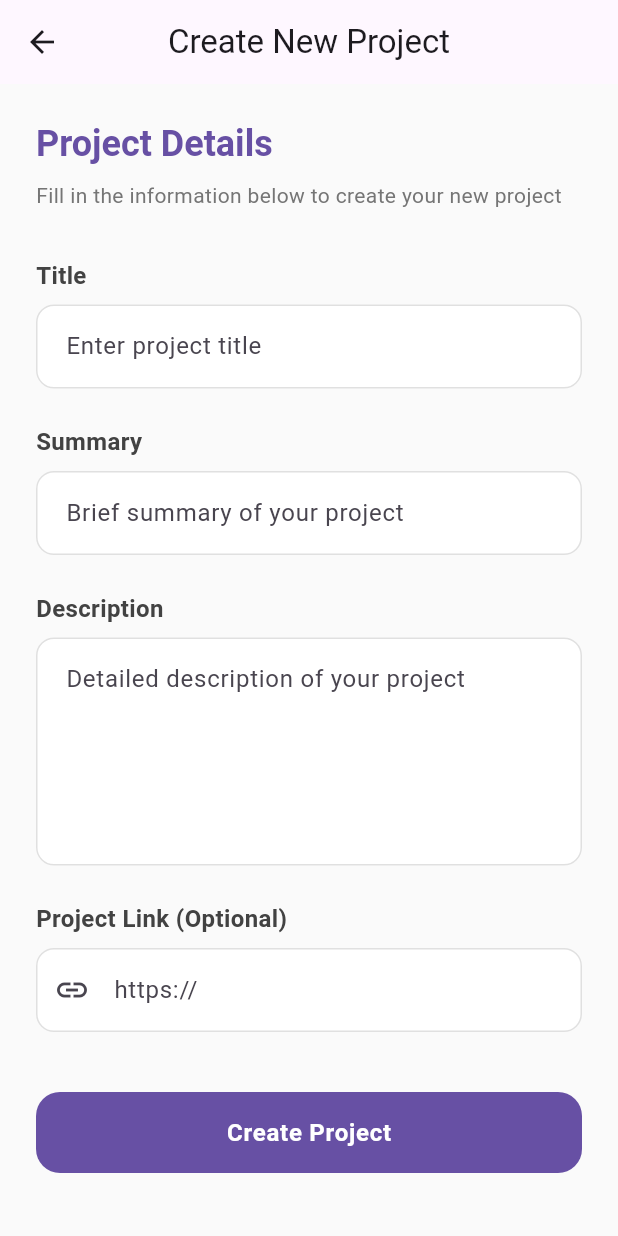
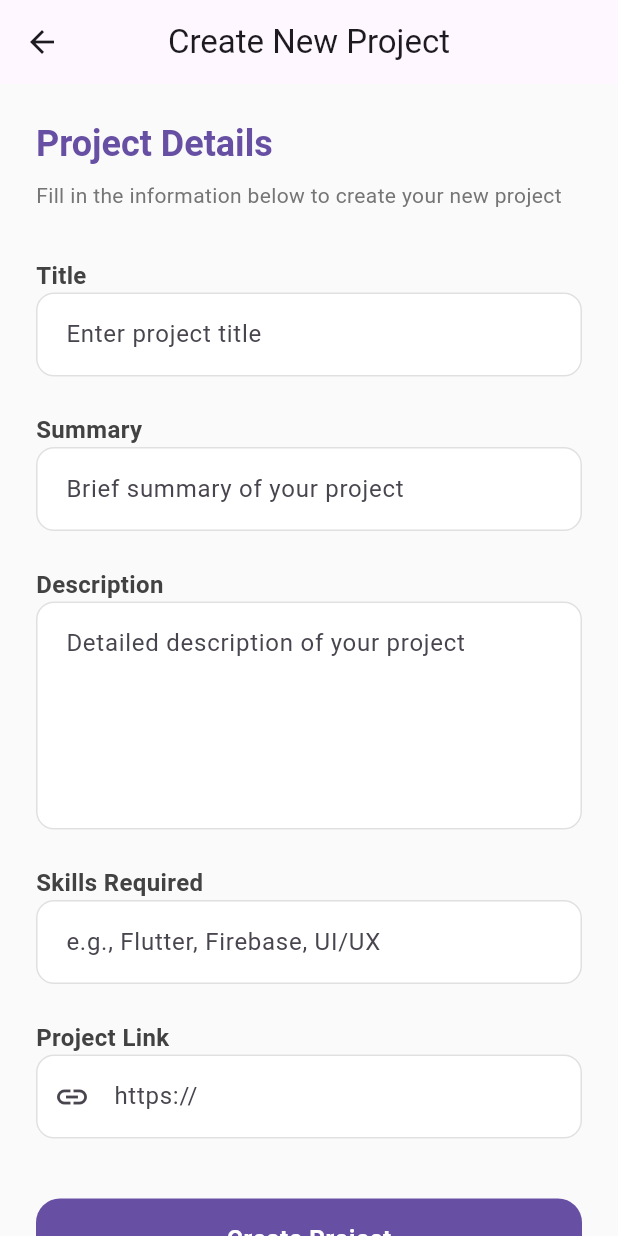
Before and after one commit to DaveSaah/collabhub, a Flutter app: the AddProjectScreen screen opened directly, on a phone screen of 412 x 824 dp. Run offline on Flutter 3.47's test engine with Material 3 defaults, Android fonts, the light colour scheme and no system bars; our stand-ins replace cloud_firestore, firebase_auth, firebase_core; accounts and stored records are empty.

Commit message:
add skills required text field

```diff
--- a/lib/features/projects/add_project_screen.dart
+++ b/lib/features/projects/add_project_screen.dart
@@ -15,6 +15,7 @@ class _AddProjectScreenState extends State<AddProjectScreen> {
   final _summaryController = TextEditingController();
   final _descriptionController = TextEditingController();
   final _linkController = TextEditingController();
+  final _skillsController = TextEditingController();
 
   bool _isSubmitting = false;
   final _projectService = ProjectService();
@@ -25,6 +26,7 @@ class _AddProjectScreenState extends State<AddProjectScreen> {
     _summaryController.dispose();
     _descriptionController.dispose();
     _linkController.dispose();
+    _skillsController.dispose();
     super.dispose();
   }
 
@@ -77,7 +79,7 @@ class _AddProjectScreenState extends State<AddProjectScreen> {
                   width: double.infinity,
                   child: ElevatedButton(
                     onPressed: () {
-                      Navigator.pop(context); // Close the dialog
+                      Navigator.pop(context);
                       Navigator.pushReplacement(
                         context,
                         MaterialPageRoute(
@@ -136,26 +138,25 @@ class _AddProjectScreenState extends State<AddProjectScreen> {
       });
 
       try {
-        // Store project in Firestore
         await _projectService.createProject(
           title: _titleController.text,
           summary: _summaryController.text,
           description: _descriptionController.text,
-          link: _linkController.text.isEmpty ? null : _linkController.text,
+          link: _linkController.text,
+          // Add this when backend supports it:
+          // skills: _skillsController.text,
         );
 
         setState(() {
           _isSubmitting = false;
         });
 
-        // Show success dialog
         _showSuccessDialog();
       } catch (error) {
         setState(() {
           _isSubmitting = false;
         });
 
-        // Show error dialog
         _showErrorDialog('Failed to create project: ${error.toString()}');
       }
     }
@@ -183,7 +184,6 @@ class _AddProjectScreenState extends State<AddProjectScreen> {
               child: Column(
                 crossAxisAlignment: CrossAxisAlignment.start,
                 children: [
-                  // Header
                   Text(
                     'Project Details',
                     style: Theme.of(context).textTheme.headlineSmall?.copyWith(
@@ -198,149 +198,45 @@ class _AddProjectScreenState extends State<AddProjectScreen> {
                   ),
                   const SizedBox(height: 32),
 
-                  // Title Field
-                  Text(
-                    'Title',
-                    style: TextStyle(
-                      fontWeight: FontWeight.w600,
-                      fontSize: 16,
-                      color: Colors.grey[800],
-                    ),
-                  ),
-                  const SizedBox(height: 8),
-                  TextFormField(
+                  // Title
+                  _buildLabel('Title'),
+                  _buildTextField(
                     controller: _titleController,
-                    decoration: InputDecoration(
-                      hintText: 'Enter project title',
-                      filled: true,
-                      fillColor: Colors.white,
-                      border: OutlineInputBorder(
-                        borderRadius: BorderRadius.circular(12),
-                        borderSide: BorderSide(color: Colors.grey.shade300),
-                      ),
-                      enabledBorder: OutlineInputBorder(
-                        borderRadius: BorderRadius.circular(12),
-                        borderSide: BorderSide(color: Colors.grey.shade300),
-                      ),
-                      focusedBorder: OutlineInputBorder(
-                        borderRadius: BorderRadius.circular(12),
-                        borderSide: BorderSide(
-                          color: Theme.of(context).colorScheme.primary,
-                          width: 2,
-                        ),
-                      ),
-                      contentPadding: const EdgeInsets.symmetric(
-                        horizontal: 16,
-                        vertical: 16,
-                      ),
-                    ),
-                    validator: (value) {
-                      if (value == null || value.isEmpty) {
-                        return 'Please enter a project title';
-                      }
-                      return null;
-                    },
+                    hint: 'Enter project title',
+                    validatorMsg: 'Please enter a project title',
                   ),
                   const SizedBox(height: 24),
 
-                  // Summary Field
-                  Text(
-                    'Summary',
-                    style: TextStyle(
-                      fontWeight: FontWeight.w600,
-                      fontSize: 16,
-                      color: Colors.grey[800],
-                    ),
-                  ),
-                  const SizedBox(height: 8),
-                  TextFormField(
+                  // Summary
+                  _buildLabel('Summary'),
+                  _buildTextField(
                     controller: _summaryController,
-                    decoration: InputDecoration(
-                      hintText: 'Brief summary of your project',
-                      filled: true,
-                      fillColor: Colors.white,
-                      border: OutlineInputBorder(
-                        borderRadius: BorderRadius.circular(12),
-                        borderSide: BorderSide(color: Colors.grey.shade300),
-                      ),
-                      enabledBorder: OutlineInputBorder(
-                        borderRadius: BorderRadius.circular(12),
-                        borderSide: BorderSide(color: Colors.grey.shade300),
-                      ),
-                      focusedBorder: OutlineInputBorder(
-                        borderRadius: BorderRadius.circular(12),
-                        borderSide: BorderSide(
-                          color: Theme.of(context).colorScheme.primary,
-                          width: 2,
-                        ),
-                      ),
-                      contentPadding: const EdgeInsets.symmetric(
-                        horizontal: 16,
-                        vertical: 16,
-                      ),
-                    ),
-                    validator: (value) {
-                      if (value == null || value.isEmpty) {
-                        return 'Please enter a project summary';
-                      }
-                      return null;
-                    },
+                    hint: 'Brief summary of your project',
+                    validatorMsg: 'Please enter a project summary',
                   ),
                   const SizedBox(height: 24),
 
-                  // Description Field
-                  Text(
-                    'Description',
-                    style: TextStyle(
-                      fontWeight: FontWeight.w600,
-                      fontSize: 16,
-                      color: Colors.grey[800],
-                    ),
-                  ),
-                  const SizedBox(height: 8),
-                  TextFormField(
+                  // Description
+                  _buildLabel('Description'),
+                  _buildTextField(
                     controller: _descriptionController,
+                    hint: 'Detailed description of your project',
+                    validatorMsg: 'Please enter a project description',
                     maxLines: 5,
-                    decoration: InputDecoration(
-                      hintText: 'Detailed description of your project',
-                      filled: true,
-                      fillColor: Colors.white,
-                      border: OutlineInputBorder(
-                        borderRadius: BorderRadius.circular(12),
-                        borderSide: BorderSide(color: Colors.grey.shade300),
-                      ),
-                      enabledBorder: OutlineInputBorder(
-                        borderRadius: BorderRadius.circular(12),
-                        borderSide: BorderSide(color: Colors.grey.shade300),
-                      ),
-                      focusedBorder: OutlineInputBorder(
-                        borderRadius: BorderRadius.circular(12),
-                        borderSide: BorderSide(
-                          color: Theme.of(context).colorScheme.primary,
-                          width: 2,
-                        ),
-                      ),
-                      contentPadding: const EdgeInsets.all(16),
-                    ),
-                    validator: (value) {
-                      if (value == null || value.isEmpty) {
-                        return 'Please enter a project description';
-                      }
-                      return null;
-                    },
                   ),
                   const SizedBox(height: 24),
 
-                  // Link Field
-                  Text(
-                    'Project Link (Optional)',
-                    style: TextStyle(
-                      fontWeight: FontWeight.w600,
-                      fontSize: 16,
-                      color: Colors.grey[800],
+                  // Skills Required
+                  _buildLabel('Skills Required'),
+                  _buildTextField(
+                    controller: _skillsController,
+                    hint: 'e.g., Flutter, Firebase, UI/UX',
+                    validatorMsg: 'Please enter required skills',
                   ),
-                  ),
-                  const SizedBox(height: 8),
+                  const SizedBox(height: 24),
+
+                  // Project Link
+                  _buildLabel('Project Link'),
                   TextFormField(
                     controller: _linkController,
                     decoration: InputDecoration(
@@ -369,6 +265,12 @@ class _AddProjectScreenState extends State<AddProjectScreen> {
                       ),
                     ),
                     keyboardType: TextInputType.url,
+                    validator: (value) {
+                      if (value == null || value.isEmpty) {
+                        return 'Please enter a project link';
+                      }
+                      return null;
+                    },
                   ),
                   const SizedBox(height: 40),
 
@@ -387,8 +289,7 @@ class _AddProjectScreenState extends State<AddProjectScreen> {
                         ),
                         padding: const EdgeInsets.symmetric(vertical: 14),
                       ),
-                      child:
-                          _isSubmitting
+                      child: _isSubmitting
                           ? const SizedBox(
                               width: 24,
                               height: 24,
@@ -415,4 +316,54 @@ class _AddProjectScreenState extends State<AddProjectScreen> {
       ),
     );
   }
+
+  Widget _buildLabel(String text) {
+    return Text(
+      text,
+      style: TextStyle(
+        fontWeight: FontWeight.w600,
+        fontSize: 16,
+        color: Colors.grey[800],
+      ),
+    );
   }
+
+  Widget _buildTextField({
+    required TextEditingController controller,
+    required String hint,
+    required String validatorMsg,
+    int maxLines = 1,
+  }) {
+    return TextFormField(
+      controller: controller,
+      maxLines: maxLines,
+      decoration: InputDecoration(
+        hintText: hint,
+        filled: true,
+        fillColor: Colors.white,
+        border: OutlineInputBorder(
+          borderRadius: BorderRadius.circular(12),
+          borderSide: BorderSide(color: Colors.grey.shade300),
+        ),
+        enabledBorder: OutlineInputBorder(
+          borderRadius: BorderRadius.circular(12),
+          borderSide: BorderSide(color: Colors.grey.shade300),
+        ),
+        focusedBorder: OutlineInputBorder(
+          borderRadius: BorderRadius.circular(12),
+          borderSide: BorderSide(
+            color: Theme.of(context).colorScheme.primary,
+            width: 2,
+          ),
+        ),
+        contentPadding: const EdgeInsets.symmetric(horizontal: 16, vertical: 16),
+      ),
+      validator: (value) {
+        if (value == null || value.isEmpty) {
+          return validatorMsg;
+        }
+        return null;
+      },
+    );
+  }
+}
```
Lines whose indentation alone changed are shown as unchanged.
